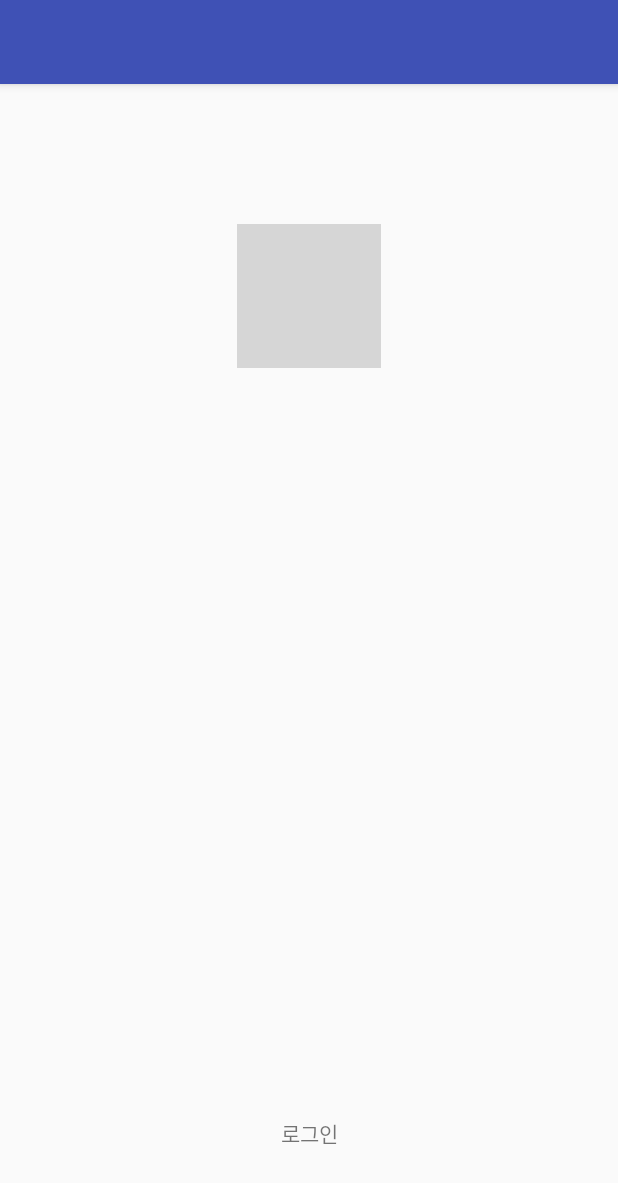
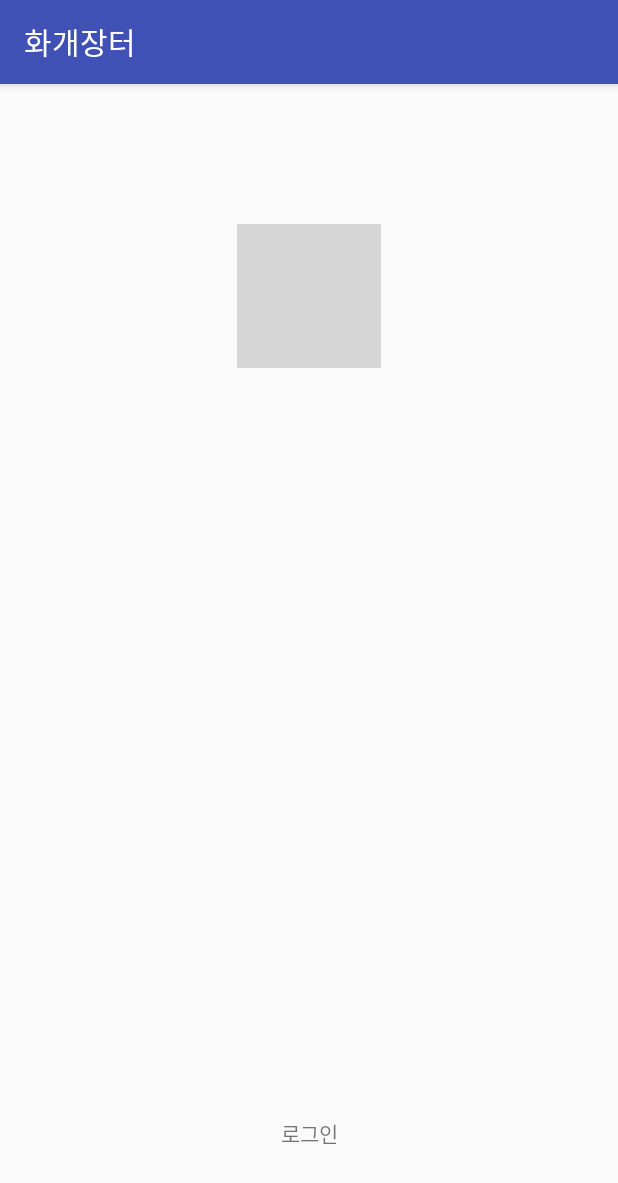
Before and after one commit to sweetpotatocatT/hwagaeJangteo1, an Android app: the PreLoginActivity screen opened directly, with no data from a screen before it, on a phone screen of 412 x 824 dp. Shown: the top 1183 px of the screen. Run offline under Robolectric (Android 15) with nearby library versions, the phone set to English and light mode, and no system bars; grey boxes are pictures that could not be loaded.

Commit message:
2018_08_08 16:14 로그인 전 화면 만들고, 텍스트 눌러서 화면 전환 해주기까지 만들었음

```diff
--- a/app/src/main/java/www/hwagae/com/hwagae/PreLoginActivity.java
+++ b/app/src/main/java/www/hwagae/com/hwagae/PreLoginActivity.java
@@ -1,15 +1,31 @@
 package www.hwagae.com.hwagae;
 
+import android.content.Intent;
 import android.support.v7.app.AppCompatActivity;
 import android.os.Bundle;
+import android.view.View;
+import android.widget.TextView;
 
 public class PreLoginActivity extends AppCompatActivity {
+// 로그인 전 화면 : 페이스북 로그인 화면으로 넘겨주는 액티비티
 
+    TextView tvFb;
     @Override
     protected void onCreate(Bundle savedInstanceState) {
         super.onCreate(savedInstanceState);
         setContentView(R.layout.activity_pre_login);
 
-        setTitle("");
+        setTitle("화개장터");
+
+        tvFb = findViewById(R.id.tvFb);
+
+        tvFb.setOnClickListener(new View.OnClickListener() {
+            @Override
+            public void onClick(View v) {
+                Intent it = new Intent(PreLoginActivity.this, LoginActivity.class);
+                startActivity(it);
+                finish();
+            }
+        });
     }
 }
--- a/app/src/main/res/layout/activity_pre_login.xml
+++ b/app/src/main/res/layout/activity_pre_login.xml
@@ -14,7 +14,9 @@
         android:text="로그인"
         app:layout_constraintBottom_toBottomOf="parent"
         app:layout_constraintEnd_toEndOf="parent"
-        app:layout_constraintStart_toStartOf="parent" />
+        app:layout_constraintStart_toStartOf="parent"
+        android:clickable="true" />
+    <!-- 세빛아 여기에 화개장터 이미지 넣으면 돼 -->
 
     <ImageView
         android:id="@+id/imageView"
--- a/app/src/main/res/values/strings.xml
+++ b/app/src/main/res/values/strings.xml
@@ -7,5 +7,6 @@
     <string name="title_activity_login">LoginActivity</string>
     <string name="facebook_app_id">1212721358868606</string>
     <string name="fb_login_protocol_scheme">fb1212721358868606</string>
+    <string name="title_activity_main_view">MainViewActivity</string>
 
 </resources>
```
Also changed, not shown: app/src/main/AndroidManifest.xml (+6 -2 lines), app/src/main/java/www/hwagae/com/hwagae/MainViewActivity.java (added, +21 -0 lines), app/src/main/res/layout/activity_main_view.xml (added, +25 -0 lines), app/src/main/res/layout/content_main_view.xml (added, +11 -0 lines).
